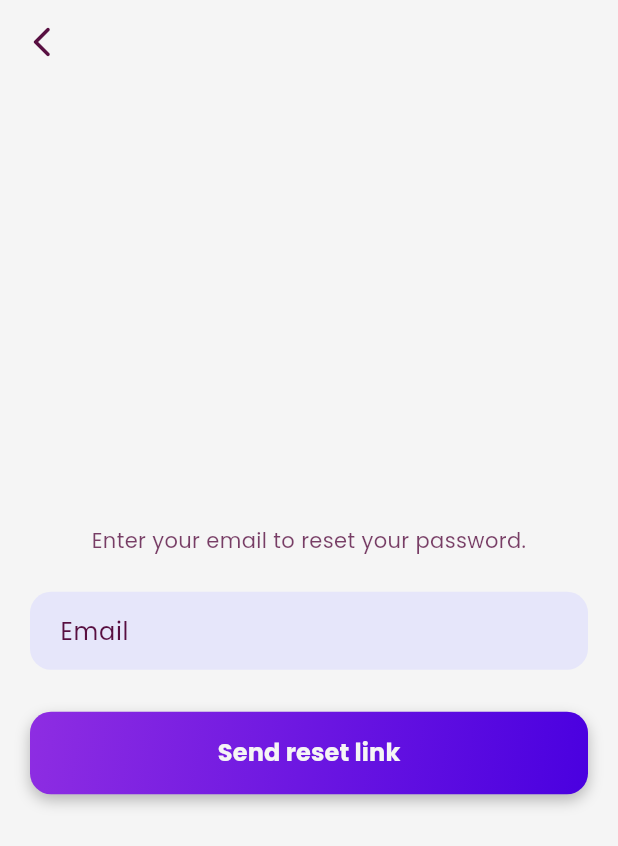
After one commit to mootjeu/swapaza, a Flutter app: the screen it shows after launch, after a tap on "Forgot password?", on a phone screen of 412 x 824 dp. The commit adds this screen. Shown: the top 846 px of the screen. Run offline on Flutter 3.47's test engine with Material 3 defaults, Android fonts, the phone set to English and light mode, and no system bars; our stand-ins replace google_fonts, supabase_flutter; accounts and stored records are empty.

Commit message:
Forgot password page added

```diff
--- /dev/null
+++ b/lib/forgot_password_page.dart
@@ -0,0 +1,189 @@
+import 'package:flutter/material.dart';
+import 'package:google_fonts/google_fonts.dart';
+import 'package:supabase_flutter/supabase_flutter.dart';
+
+class ForgotPasswordPage extends StatefulWidget {
+  const ForgotPasswordPage({Key? key}) : super(key: key);
+
+  @override
+  State<ForgotPasswordPage> createState() => _ForgotPasswordPageState();
+}
+
+class _ForgotPasswordPageState extends State<ForgotPasswordPage> {
+  final _emailController = TextEditingController();
+  bool _loading = false;
+  String? _message;
+
+  // Zelfde stijl als LoginPage
+  static const backgroundColor = Color(0xFFF5F5F5);
+  static const fieldColor = Color(0xFFE6E6FA);
+  static const textColor = Color(0xFF580F41);
+  static const buttonGradientStart = Color(0xFF8E2DE2);
+  static const buttonGradientEnd = Color(0xFF4A00E0);
+  static const buttonTextColor = Color(0xFFF5F5F5);
+
+  @override
+  void dispose() {
+    _emailController.dispose();
+    super.dispose();
+  }
+
+  Future<void> _resetPassword() async {
+    final email = _emailController.text.trim();
+    if (email.isEmpty) {
+      setState(() => _message = 'Please enter your email.');
+      return;
+    }
+
+    setState(() {
+      _loading = true;
+      _message = null;
+    });
+
+    try {
+      await Supabase.instance.client.auth.resetPasswordForEmail(email);
+      setState(() => _message = '📧 Check your email for the reset link.');
+    } on AuthException catch (e) {
+      setState(() => _message = e.message);
+    } catch (e) {
+      setState(() => _message = 'Unexpected error: $e');
+    } finally {
+      if (mounted) setState(() => _loading = false);
+    }
+  }
+
+  InputDecoration _inputDecoration(String label) {
+    return InputDecoration(
+      labelText: label,
+      labelStyle: GoogleFonts.poppins(color: textColor),
+      filled: true,
+      fillColor: fieldColor,
+      border: OutlineInputBorder(
+        borderRadius: BorderRadius.circular(14),
+        borderSide: BorderSide.none,
+      ),
+      contentPadding: const EdgeInsets.symmetric(vertical: 14, horizontal: 16),
+    );
+  }
+
+  Widget _gradientButton({
+    required String text,
+    required VoidCallback onPressed,
+    bool loading = false,
+  }) {
+    return Container(
+      decoration: BoxDecoration(
+        gradient: const LinearGradient(
+          colors: [buttonGradientStart, buttonGradientEnd],
+          begin: Alignment.topLeft,
+          end: Alignment.bottomRight,
+        ),
+        borderRadius: BorderRadius.circular(14),
+        boxShadow: const [
+          BoxShadow(
+            color: Colors.black26,
+            offset: Offset(0, 4),
+            blurRadius: 8,
+          ),
+        ],
+      ),
+      child: ElevatedButton(
+        onPressed: loading ? null : onPressed,
+        style: ElevatedButton.styleFrom(
+          backgroundColor: Colors.transparent,
+          shadowColor: Colors.transparent,
+          padding: const EdgeInsets.symmetric(vertical: 16),
+          shape: RoundedRectangleBorder(
+            borderRadius: BorderRadius.circular(14),
+          ),
+        ),
+        child: loading
+            ? const SizedBox(
+                height: 22,
+                width: 22,
+                child: CircularProgressIndicator(
+                  color: buttonTextColor,
+                  strokeWidth: 2.5,
+                ),
+              )
+            : Text(
+                text,
+                style: GoogleFonts.poppins(
+                  fontSize: 16,
+                  fontWeight: FontWeight.w700,
+                  color: buttonTextColor,
+                ),
+              ),
+      ),
+    );
+  }
+
+  @override
+  Widget build(BuildContext context) {
+    final textTheme =
+        GoogleFonts.poppinsTextTheme(Theme.of(context).textTheme);
+
+    return Scaffold(
+      backgroundColor: backgroundColor,
+      appBar: AppBar(
+        backgroundColor: backgroundColor,
+        elevation: 0,
+        leading: IconButton(
+          icon: const Icon(Icons.arrow_back_ios_new_rounded),
+          color: textColor,
+          onPressed: () => Navigator.pop(context),
+        ),
+      ),
+      body: SafeArea(
+        child: Center(
+          child: SingleChildScrollView(
+            padding: const EdgeInsets.symmetric(horizontal: 20),
+            child: Theme(
+              data: Theme.of(context).copyWith(textTheme: textTheme),
+              child: Column(
+                crossAxisAlignment: CrossAxisAlignment.stretch,
+                children: [
+                  Text(
+                    'Enter your email to reset your password.',
+                    style: GoogleFonts.poppins(
+                      fontSize: 14,
+                      color: textColor.withOpacity(0.8),
+                    ),
+                    textAlign: TextAlign.center,
+                  ),
+                  const SizedBox(height: 24),
+                  TextField(
+                    controller: _emailController,
+                    keyboardType: TextInputType.emailAddress,
+                    decoration: _inputDecoration('Email'),
+                    style: GoogleFonts.poppins(color: textColor),
+                  ),
+                  const SizedBox(height: 28),
+                  _gradientButton(
+                    text: 'Send reset link',
+                    onPressed: _resetPassword,
+                    loading: _loading,
+                  ),
+                  if (_message != null)
+                    Padding(
+                      padding: const EdgeInsets.only(top: 14),
+                      child: Text(
+                        _message!,
+                        style: GoogleFonts.poppins(
+                          fontSize: 14,
+                          color: _message!.startsWith('📧')
+                              ? Colors.green
+                              : Colors.red,
+                        ),
+                        textAlign: TextAlign.center,
+                      ),
+                    ),
+                ],
+              ),
+            ),
+          ),
+        ),
+      ),
+    );
+  }
+}
--- a/lib/login_page.dart
+++ b/lib/login_page.dart
@@ -3,6 +3,7 @@ import 'package:google_fonts/google_fonts.dart';
 import 'package:supabase_flutter/supabase_flutter.dart';
 import 'create_account_page.dart';
 import 'dashboard_page.dart';
+import 'forgot_password_page.dart'; // ✅ import toegevoegd
 
 class LoginPage extends StatefulWidget {
   const LoginPage({super.key});
@@ -73,7 +74,6 @@ class _LoginPageState extends State<LoginPage>
     });
 
     try {
-      // Check of het geen e-mail is → lookup username
       if (!identifier.contains('@')) {
         final profile = await Supabase.instance.client
             .from('profiles')
@@ -98,8 +98,7 @@ class _LoginPageState extends State<LoginPage>
           context,
           MaterialPageRoute(
             builder: (context) => DashboardPage(
-              username:
-                  res.user!.userMetadata?['username'] ?? identifier,
+              username: res.user!.userMetadata?['username'] ?? identifier,
             ),
           ),
         );
@@ -255,7 +254,32 @@ class _LoginPageState extends State<LoginPage>
                       ),
                       style: GoogleFonts.poppins(color: textColor),
                     ),
-                    const SizedBox(height: 28),
+
+                    // ✅ Forgot Password link toegevoegd
+                    Align(
+                      alignment: Alignment.centerRight,
+                      child: TextButton(
+                        onPressed: () {
+                          Navigator.push(
+                            context,
+                            MaterialPageRoute(
+                              builder: (context) =>
+                                  const ForgotPasswordPage(),
+                            ),
+                          );
+                        },
+                        child: Text(
+                          'Forgot password?',
+                          style: GoogleFonts.poppins(
+                            fontSize: 13,
+                            fontWeight: FontWeight.w500,
+                            color: buttonGradientEnd,
+                          ),
+                        ),
+                      ),
+                    ),
+
+                    const SizedBox(height: 12),
                     _gradientButton('Login', _handleLogin),
                     if (_errorMessage != null)
                       Padding(
@@ -283,7 +307,8 @@ class _LoginPageState extends State<LoginPage>
                         await Navigator.push(
                           context,
                           MaterialPageRoute(
-                              builder: (context) => const CreateAccountPage()),
+                              builder: (context) =>
+                                  const CreateAccountPage()),
                         );
                         _identifierController.clear();
                         _passwordController.clear();
```
Also changed, not shown: 1 other file.
